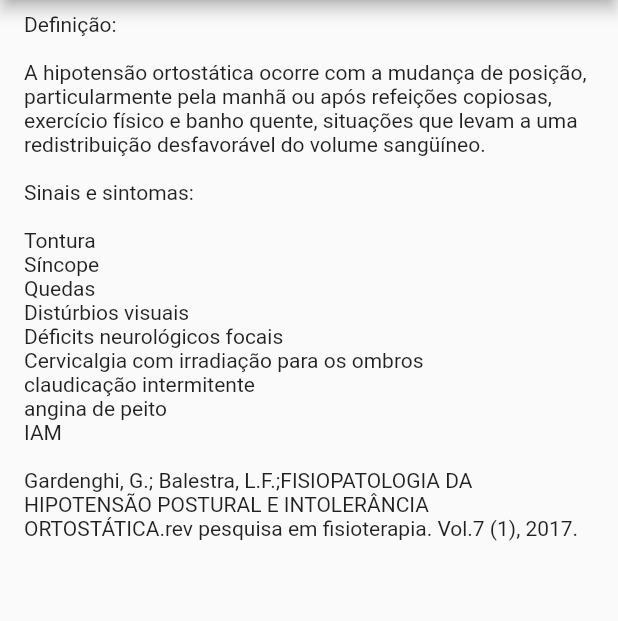
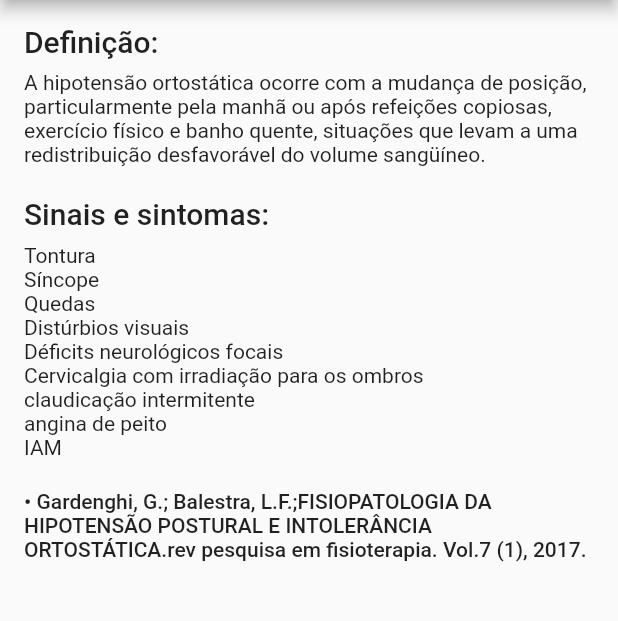
Before and after one commit to Red-Ovenbirds/taiper, a Flutter app: the screen it shows after launch, on a phone screen of 412 x 824 dp, the part 84-705 px from its top. Run offline on Flutter 3.47's test engine with Material 2 defaults, Android fonts, the phone set to English and light mode, and no system bars.

Commit message:
fix builder

```diff
--- a/lib/src/builder.dart
+++ b/lib/src/builder.dart
@@ -9,7 +9,7 @@ class TaipaBuilder {
   List<Clayblock> construct(List<ClayblockData> data) =>
     data.map((ClayblockData cbData) {
       final type = cbData.type.split("/")[0];
-      final modifier = cbData.type.contains("/") ? cbData.type.split("/")[0] : null;
+      final modifier = cbData.type.contains("/") ? cbData.type.split("/")[1] : null;
 
       try {
         return factories[type].build(cbData.value, modifier);
--- a/lib/src/clayblocks/text.dart
+++ b/lib/src/clayblocks/text.dart
@@ -6,6 +6,7 @@ class TextClayblock extends Clayblock {
 
   final TextClayblockType type;
   final String content;
+  TextStyle componentStyle;
 
   TextClayblock({this.type = TextClayblockType.body, this.content}) {
     switch (type) {
@@ -23,22 +24,20 @@ class TextClayblock extends Clayblock {
 
   @override
   Widget build(BuildContext context) {
-    TextStyle textStyle;
-
     switch (type) {
       case TextClayblockType.body:
-        textStyle = Theme.of(context).textTheme.body1;
+        componentStyle = Theme.of(context).textTheme.body1;
         break;
       case TextClayblockType.title:
-        textStyle = Theme.of(context).textTheme.title;
+        componentStyle = Theme.of(context).textTheme.title;
         break;
       case TextClayblockType.ref:
-        textStyle = Theme.of(context).textTheme.body2;
+        componentStyle = Theme.of(context).textTheme.body2;
     }
 
     final displayText = type != TextClayblockType.ref ? content : '\u2022 ' + content;
 
-    return Text(displayText, style: textStyle);
+    return Text(displayText, style: componentStyle);
   }
 }
 
```
Also changed, not shown: 1 other file.
